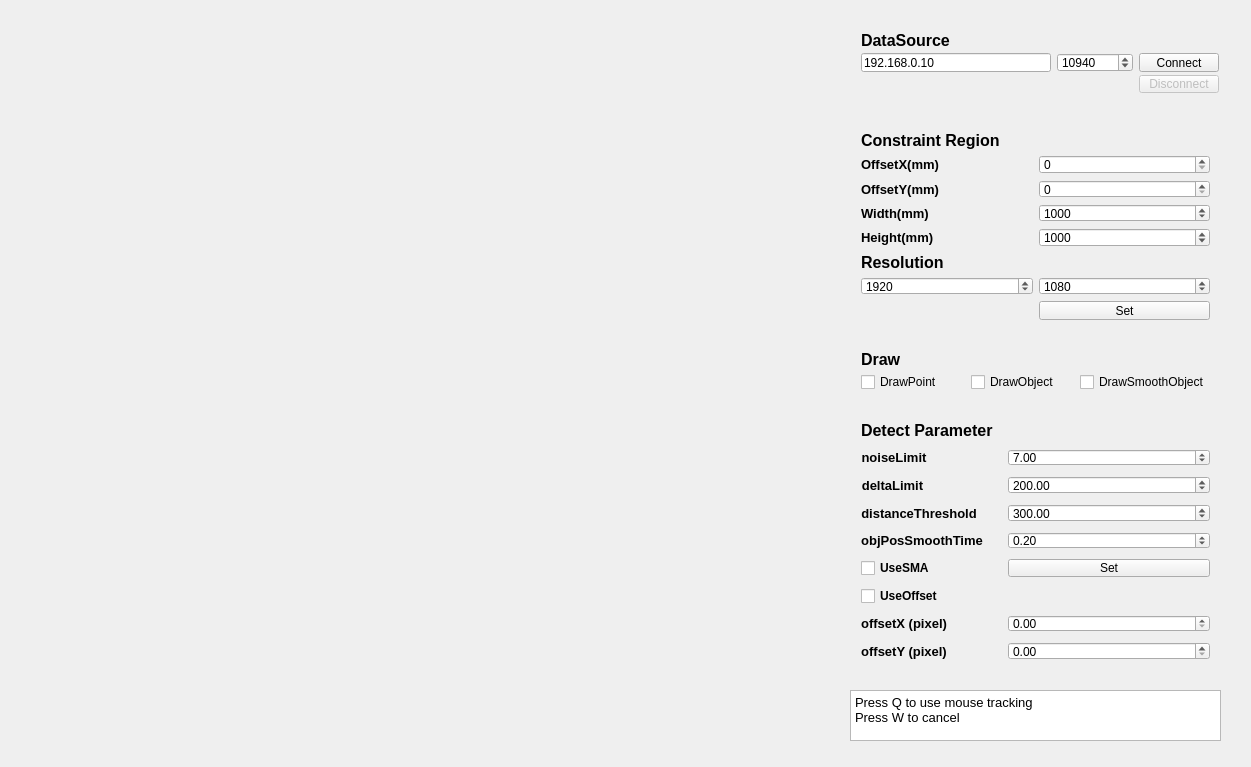
This is form/QT_URG.ui in Zhi0927/WiserUrg as Qt 5 draws it before an edit. The edited form follows.
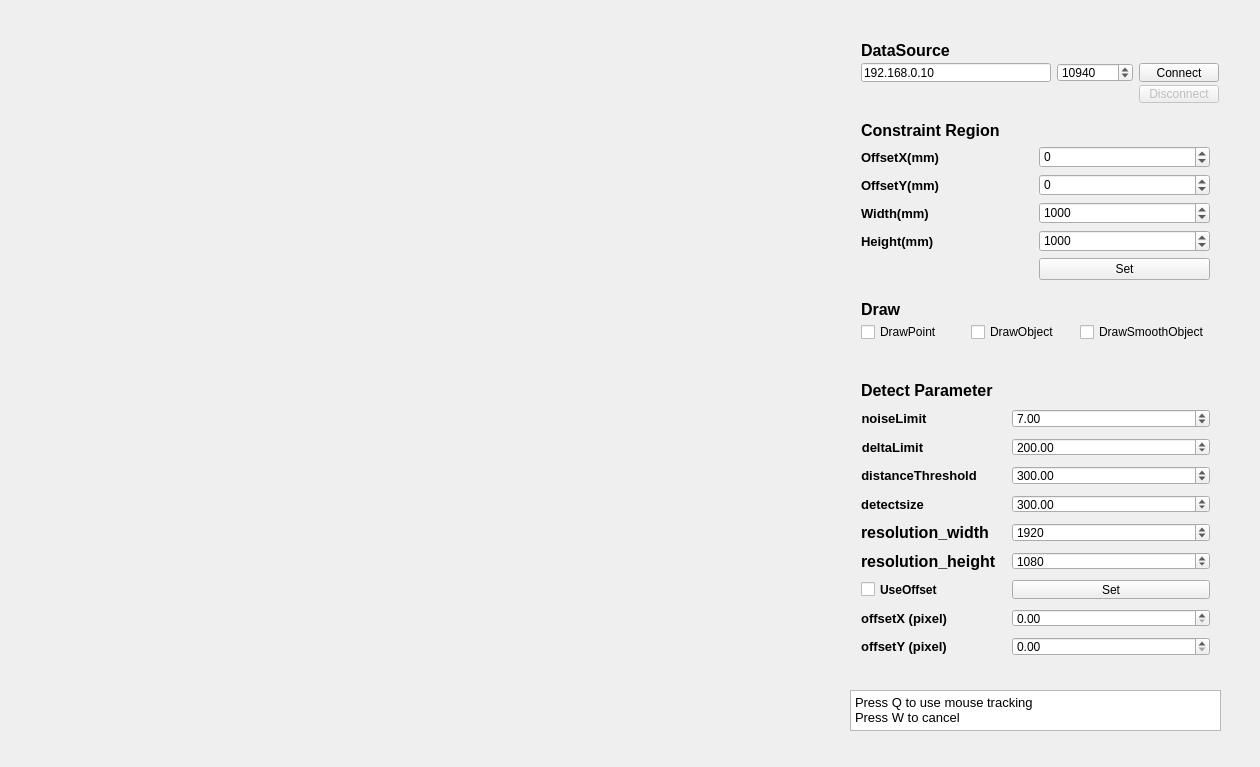
This is the edited form. Custom widgets are drawn as their Qt base class.

Patch:
```diff
--- a/form/QT_URG.ui
+++ b/form/QT_URG.ui
@@ -6,7 +6,7 @@
    <rect>
     <x>0</x>
     <y>0</y>
-    <width>1251</width>
+    <width>1260</width>
     <height>767</height>
    </rect>
   </property>
@@ -66,7 +66,7 @@
    <property name="geometry">
     <rect>
      <x>850</x>
-     <y>20</y>
+     <y>30</y>
      <width>371</width>
      <height>84</height>
     </rect>
@@ -143,7 +143,7 @@
      <x>850</x>
      <y>690</y>
      <width>371</width>
-     <height>51</height>
+     <height>41</height>
     </rect>
    </property>
    <property name="font">
@@ -168,9 +168,9 @@
    <property name="geometry">
     <rect>
      <x>850</x>
-     <y>410</y>
+     <y>370</y>
      <width>371</width>
-     <height>261</height>
+     <height>297</height>
     </rect>
    </property>
    <layout class="QFormLayout" name="ConstrainrRegion_Layout_3">
@@ -327,7 +327,7 @@
        </font>
       </property>
       <property name="text">
-       <string>objPosSmoothTime</string>
+       <string>detectsize</string>
       </property>
       <property name="textFormat">
        <enum>Qt::PlainText</enum>
@@ -340,52 +340,31 @@
     <item row="4" column="1">
      <widget class="QDoubleSpinBox" name="objPosSmoothTime_Input">
       <property name="minimum">
-       <double>0.010000000000000</double>
+       <double>0.000000000000000</double>
       </property>
       <property name="maximum">
-       <double>1.000000000000000</double>
+       <double>1000.000000000000000</double>
       </property>
       <property name="value">
-       <double>0.200000000000000</double>
+       <double>300.000000000000000</double>
       </property>
      </widget>
     </item>
     <item row="5" column="0">
-     <widget class="QCheckBox" name="UseSMA">
-      <property name="enabled">
-       <bool>true</bool>
-      </property>
+     <widget class="QLabel" name="ResolutionWidth_Label">
       <property name="font">
        <font>
+        <pointsize>12</pointsize>
         <weight>75</weight>
         <bold>true</bold>
        </font>
       </property>
       <property name="text">
-       <string>UseSMA</string>
+       <string>resolution_width</string>
       </property>
-      <property name="checkable">
-       <bool>true</bool>
-      </property>
-      <property name="checked">
-       <bool>false</bool>
-      </property>
      </widget>
     </item>
-    <item row="5" column="1">
-     <widget class="QPushButton" name="SetParm_Button">
-      <property name="enabled">
-       <bool>true</bool>
-      </property>
-      <property name="text">
-       <string>Set</string>
-      </property>
-      <property name="checkable">
-       <bool>true</bool>
-      </property>
-     </widget>
-    </item>
-    <item row="6" column="0">
+    <item row="7" column="0">
      <widget class="QCheckBox" name="UseOffset">
       <property name="enabled">
        <bool>true</bool>
@@ -407,7 +386,20 @@
       </property>
      </widget>
     </item>
-    <item row="7" column="0">
+    <item row="7" column="1">
+     <widget class="QPushButton" name="SetParm_Button">
+      <property name="enabled">
+       <bool>true</bool>
+      </property>
+      <property name="text">
+       <string>Set</string>
+      </property>
+      <property name="checkable">
+       <bool>true</bool>
+      </property>
+     </widget>
+    </item>
+    <item row="8" column="0">
      <widget class="QLabel" name="cursoroffsetX_label">
       <property name="font">
        <font>
@@ -427,7 +419,7 @@
       </property>
      </widget>
     </item>
-    <item row="7" column="1">
+    <item row="8" column="1">
      <widget class="QDoubleSpinBox" name="cursoroffsetX_Input">
       <property name="sizePolicy">
        <sizepolicy hsizetype="Minimum" vsizetype="Fixed">
@@ -455,7 +447,7 @@
       </property>
      </widget>
     </item>
-    <item row="8" column="0">
+    <item row="9" column="0">
      <widget class="QLabel" name="cursoroffsetY_label">
       <property name="font">
        <font>
@@ -475,7 +467,7 @@
       </property>
      </widget>
     </item>
-    <item row="8" column="1">
+    <item row="9" column="1">
      <widget class="QDoubleSpinBox" name="cursoroffsetY_Input">
       <property name="minimum">
        <double>0.000000000000000</double>
@@ -488,13 +480,59 @@
       </property>
      </widget>
     </item>
+    <item row="6" column="1">
+     <widget class="QDoubleSpinBox" name="ResolutionHeight_Input">
+      <property name="decimals">
+       <number>0</number>
+      </property>
+      <property name="minimum">
+       <double>10.000000000000000</double>
+      </property>
+      <property name="maximum">
+       <double>50000.000000000000000</double>
+      </property>
+      <property name="value">
+       <double>1080.000000000000000</double>
+      </property>
+     </widget>
+    </item>
+    <item row="5" column="1">
+     <widget class="QDoubleSpinBox" name="ResolutionWidth_Input">
+      <property name="decimals">
+       <number>0</number>
+      </property>
+      <property name="minimum">
+       <double>10.000000000000000</double>
+      </property>
+      <property name="maximum">
+       <double>50000.000000000000000</double>
+      </property>
+      <property name="value">
+       <double>1920.000000000000000</double>
+      </property>
+     </widget>
+    </item>
+    <item row="6" column="0">
+     <widget class="QLabel" name="ResolutionHeight_Label">
+      <property name="font">
+       <font>
+        <pointsize>12</pointsize>
+        <weight>75</weight>
+        <bold>true</bold>
+       </font>
+      </property>
+      <property name="text">
+       <string>resolution_height</string>
+      </property>
+     </widget>
+    </item>
    </layout>
   </widget>
   <widget class="QWidget" name="gridLayoutWidget_2">
    <property name="geometry">
     <rect>
      <x>850</x>
-     <y>340</y>
+     <y>290</y>
      <width>371</width>
      <height>61</height>
     </rect>
@@ -565,9 +603,9 @@
    <property name="geometry">
     <rect>
      <x>850</x>
-     <y>120</y>
+     <y>110</y>
      <width>371</width>
-     <height>211</height>
+     <height>181</height>
     </rect>
    </property>
    <layout class="QGridLayout" name="gridLayout_2">
@@ -641,22 +679,6 @@
       </property>
      </widget>
     </item>
-    <item row="7" column="1">
-     <widget class="QDoubleSpinBox" name="ResolutionHeight_Input">
-      <property name="decimals">
-       <number>0</number>
-      </property>
-      <property name="minimum">
-       <double>10.000000000000000</double>
-      </property>
-      <property name="maximum">
-       <double>50000.000000000000000</double>
-      </property>
-      <property name="value">
-       <double>1080.000000000000000</double>
-      </property>
-     </widget>
-    </item>
     <item row="3" column="0">
      <widget class="QLabel" name="OffsetY_label">
       <property name="font">
@@ -683,7 +705,7 @@
        <number>0</number>
       </property>
       <property name="minimum">
-       <double>0.000000000000000</double>
+       <double>-50000.000000000000000</double>
       </property>
       <property name="maximum">
        <double>50000.000000000000000</double>
@@ -747,7 +769,7 @@
        <number>0</number>
       </property>
       <property name="minimum">
-       <double>0.000000000000000</double>
+       <double>-50000.000000000000000</double>
       </property>
       <property name="maximum">
        <double>50000.000000000000000</double>
@@ -757,22 +779,6 @@
       </property>
      </widget>
     </item>
-    <item row="7" column="0">
-     <widget class="QDoubleSpinBox" name="ResolutionWidth_Input">
-      <property name="decimals">
-       <number>0</number>
-      </property>
-      <property name="minimum">
-       <double>10.000000000000000</double>
-      </property>
-      <property name="maximum">
-       <double>50000.000000000000000</double>
-      </property>
-      <property name="value">
-       <double>1920.000000000000000</double>
-      </property>
-     </widget>
-    </item>
     <item row="4" column="1">
      <widget class="QDoubleSpinBox" name="Width_Input">
       <property name="decimals">
@@ -789,20 +795,6 @@
       </property>
      </widget>
     </item>
-    <item row="6" column="0">
-     <widget class="QLabel" name="Resolution_Label">
-      <property name="font">
-       <font>
-        <pointsize>12</pointsize>
-        <weight>75</weight>
-        <bold>true</bold>
-       </font>
-      </property>
-      <property name="text">
-       <string>Resolution</string>
-      </property>
-     </widget>
-    </item>
    </layout>
   </widget>
  </widget>
```
Left out of the diff: 4 changed lines with no effect on the pictures.
